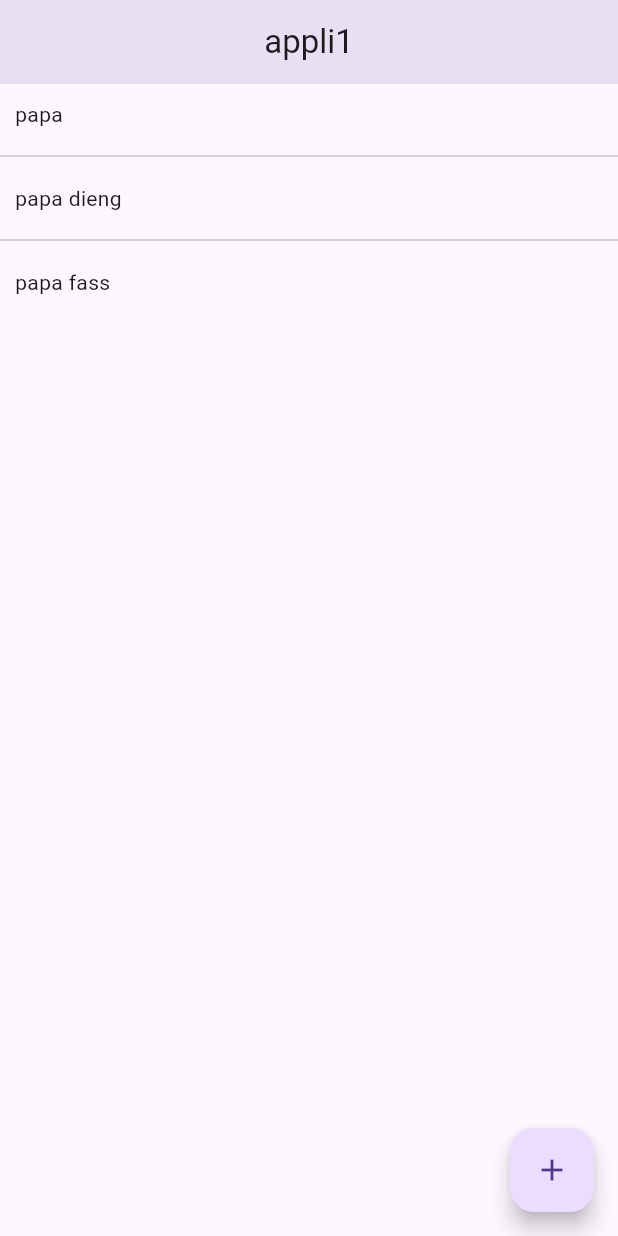
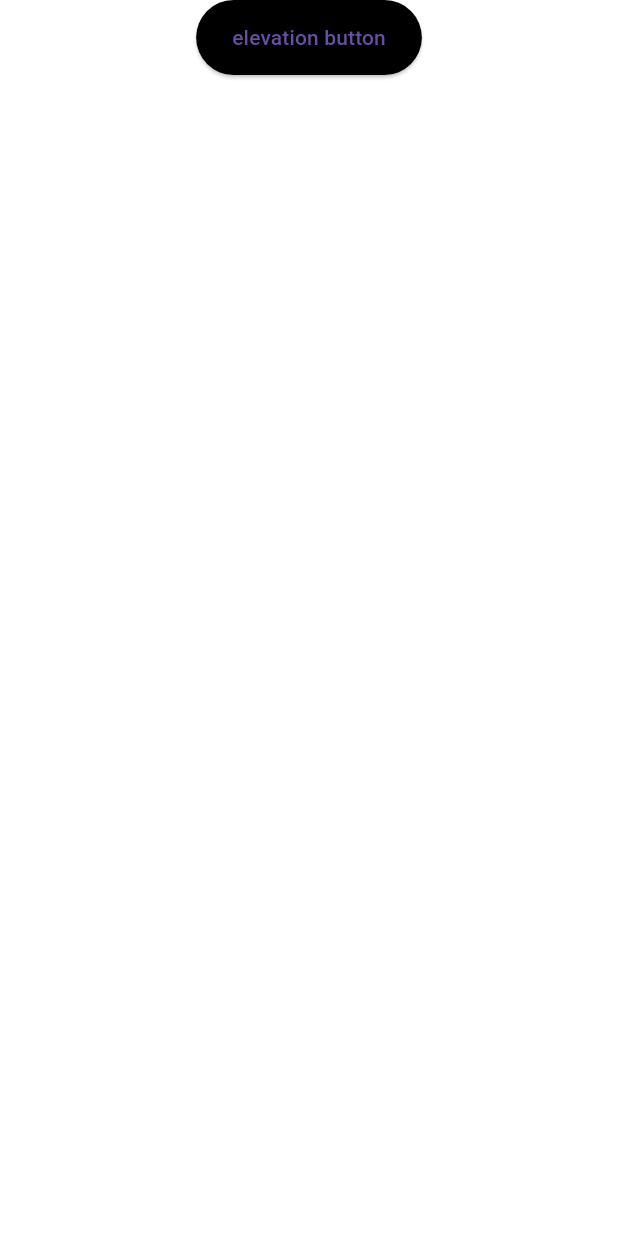
Before and after one commit to LINDEX171/aplli01, a Flutter app: the screen it shows after launch, on a phone screen of 412 x 824 dp. Run offline on Flutter 3.47's test engine with Material 3 defaults, Android fonts, the phone set to English and light mode, and no system bars.

Commit message:
elevatedbutton , size color

```diff
--- a/lib/main.dart
+++ b/lib/main.dart
@@ -12,80 +12,34 @@ class MyApp extends StatelessWidget {
   Widget build(BuildContext context) {
     return MaterialApp(
       title: 'Flutter Demo',
+      debugShowCheckedModeBanner: false,
       home:  HomePage(),
     );
   }
 }
 
+
 class HomePage extends StatefulWidget {
-   HomePage({super.key});
+  const HomePage({super.key});
+
   @override
   State<HomePage> createState() => _HomePageState();
 }
 
 class _HomePageState extends State<HomePage> {
-  int counter = 0;
-
-  final List contacts = [
-    "papa",
-    "papa dieng",
-    "papa fass",
-  ];
   @override
   Widget build(BuildContext context) {
     return Scaffold(
-      appBar: AppBar(
-        title: Center(child: Text("appli1")),
-        elevation: 12,
-      ),
-      // body: Container(
-      //  // color: Colors.orange,
-      //   padding: EdgeInsets.all(20),
-      //    margin: EdgeInsets.all(20),
-      //     height: 200,
-      //     width: 400,
-      //     decoration: BoxDecoration(
-      //       color: Colors.orange,
-      //       borderRadius: BorderRadius.circular(20)
-      //     ),
-      //     alignment: Alignment.topLeft,
-      //     child: Text("hi $counter")),
-      // body: Column(
-      //   crossAxisAlignment: CrossAxisAlignment.start,
-      //   mainAxisAlignment: MainAxisAlignment.center,
-      //   children: [
-      //     Text("text1"),
-      //     Text("Text2"),
-      //     Image.network("https://thumbs.dreamstime.com/z/wan-wide-area-network-technology-connects-your-offices-data-centers-cloud-applications-storage-together-271663816.jpg", height: 200 , width: 200,)
-      //   ],
-      // ),
-      // body: Row(
-      //   crossAxisAlignment: CrossAxisAlignment.end,
-      //   mainAxisAlignment: MainAxisAlignment.spaceBetween,
-      //   children: [
-      //     Icon(Icons.thumb_up),
-      //     Image.network("https://thumbs.dreamstime.com/z/wan-wide-area-network-technology-connects-your-offices-data-centers-cloud-applications-storage-together-271663816.jpg", height: 200 , width: 200,),
-      //     Icon(Icons.thumb_down),
-      //   ],
-      // ),
-      body: ListView.separated(
-        itemCount: contacts.length,
-        itemBuilder: (context, index) {
-         return Container(margin: EdgeInsets.all(10), child: Text(contacts[index]));
-        },
-         separatorBuilder: (context, index) {
-           return Divider();
-         },//  scrollDirection: Axis.horizontal,
-       ),
-      floatingActionButton: FloatingActionButton(
+      backgroundColor: Colors.white,
+      body: ListView(children: [
+        Center(
+          child: ElevatedButton(
+            style: ElevatedButton.styleFrom(backgroundColor: Colors.black,minimumSize: Size(50, 50)),
+              onPressed: () {
 
-        onPressed: () {
-          setState(() {
-            counter += 1;
-          });
-        },
-        child: Icon(Icons.add),
-      ),
+          }, child: Text("elevation button")),
+        )
+      ],),
     );
   }
 }
```
